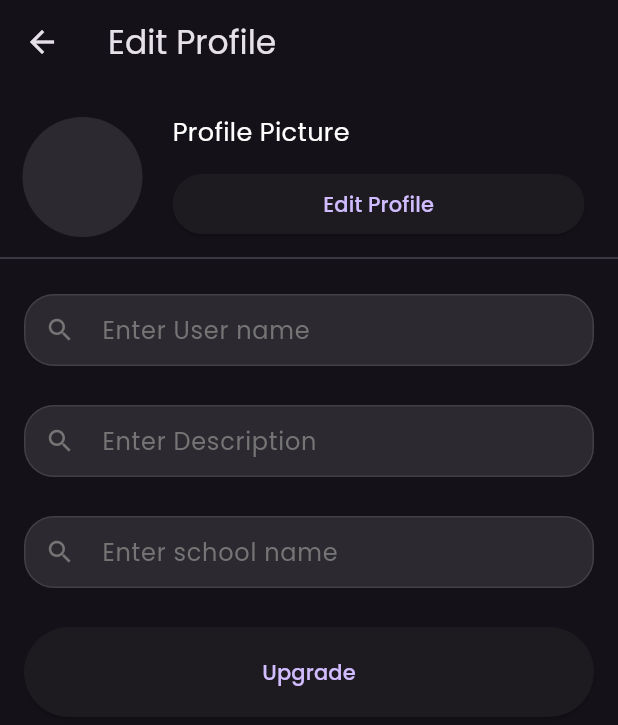
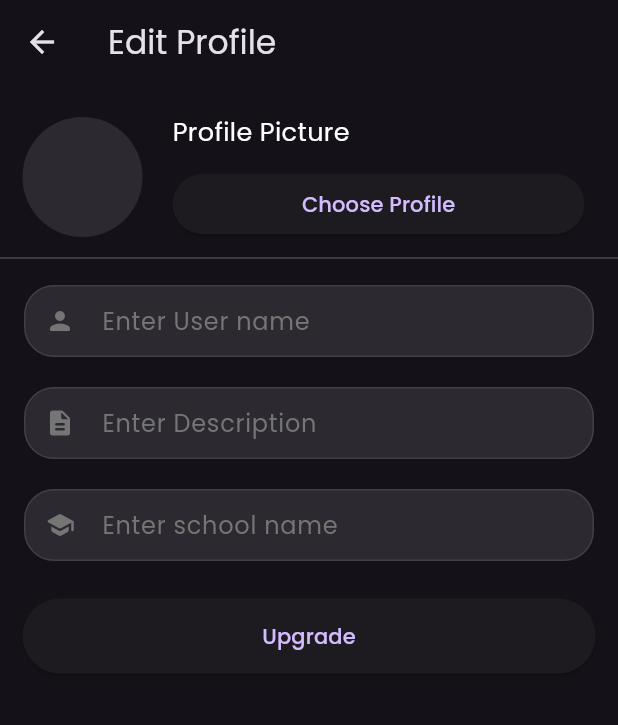
Before and after one commit to yasindu10/Group-Chat-Project, a Flutter app: the screen it shows after launch, item 3 of the bottom bar chosen, after a tap on the "edit" icon, on a phone screen of 412 x 824 dp. Shown: the top 725 px of the screen. Run offline on Flutter 3.47's test engine with Material 3 defaults, Android fonts, the phone set to English and light mode, and no system bars; our stand-ins replace gap, google_fonts, google_nav_bar; network calls fail.

Commit message:
change some components

```diff
--- a/lib/components/bottom_bavbar.dart
+++ b/lib/components/bottom_bavbar.dart
@@ -10,7 +10,6 @@ class CustomBottomNavbar extends StatelessWidget {
   Widget build(BuildContext context) {
     return GNav(
       onTabChange: onChanged,
-      hoverColor: Colors.white10,
       color: Colors.white,
       tabBackgroundColor: Colors.white10,
       tabBorderRadius: 15,
--- a/lib/components/custom_text_fields.dart
+++ b/lib/components/custom_text_fields.dart
@@ -5,22 +5,24 @@ class DefaultTextField extends StatelessWidget {
     super.key,
     required this.title,
     required this.controller,
+    required this.icon,
   });
 
   final String title;
   final TextEditingController controller;
+  final IconData icon;
 
   @override
   Widget build(BuildContext context) {
     return Padding(
-      padding: const EdgeInsets.only(top: 16, left: 16, right: 16),
+      padding: const EdgeInsets.only(top: 10, left: 16, right: 16),
       child: TextField(
         controller: controller,
         decoration: InputDecoration(
           hintText: title,
           hintStyle: TextStyle(color: Colors.grey.shade600),
           prefixIcon: Icon(
-            Icons.search,
+            icon,
             color: Colors.grey.shade600,
             size: 20,
           ),
@@ -59,6 +61,9 @@ class MemberSearchField extends StatelessWidget {
         height: 40,
         child: TextField(
           controller: controller,
+          style: TextStyle(
+            fontSize: 15,
+          ),
           decoration: InputDecoration(
             hintText: title,
             hintStyle: TextStyle(
--- a/lib/components/message_tile.dart
+++ b/lib/components/message_tile.dart
@@ -36,7 +36,8 @@ class MessageTile extends StatelessWidget {
                   ? Text(
                       name,
                       style: const TextStyle(
-                        fontSize: 13,
+                        fontSize: 13.5,
+                        color: Color.fromARGB(255, 208, 209, 209),
                       ),
                     )
                   : const SizedBox(),
--- a/lib/components/user_tile.dart
+++ b/lib/components/user_tile.dart
@@ -1,4 +1,5 @@
 import 'package:flutter/material.dart';
+import 'package:project_incognito/constants/example.dart';
 import 'package:project_incognito/pages/profile_page.dart';
 
 class UserTile extends StatelessWidget {
@@ -26,6 +27,7 @@ class UserTile extends StatelessWidget {
       ),
       leading: const CircleAvatar(
         backgroundColor: Colors.white10,
+        backgroundImage: NetworkImage(myImage),
       ),
       title: Text(name),
       subtitle: Text(school),
--- /dev/null
+++ b/lib/constants/example.dart
@@ -0,0 +1 @@
+const String myImage = "https://avatars.githubusercontent.com/u/94032631?v=4";
--- a/lib/main.dart
+++ b/lib/main.dart
@@ -1,5 +1,6 @@
 import 'package:flutter/material.dart';
 import 'package:google_fonts/google_fonts.dart';
+import 'package:project_incognito/constants/example.dart';
 import 'package:project_incognito/pages/home_page.dart';
 import 'package:project_incognito/pages/profile_page.dart';
 import 'package:project_incognito/pages/profile_update_page.dart';
@@ -82,7 +83,8 @@ class _MyAppState extends State<MyApp> {
               : Container(
                   margin: const EdgeInsets.symmetric(horizontal: 17),
                   child: const CircleAvatar(
-                    backgroundColor: Colors.white10,
+                    // backgroundColor: Colors.white10,
+                    backgroundImage: NetworkImage(myImage),
                   ),
                 )
         ],
--- a/lib/pages/profile_page.dart
+++ b/lib/pages/profile_page.dart
@@ -1,4 +1,5 @@
 import 'package:flutter/material.dart';
+import 'package:project_incognito/constants/example.dart';
 
 class ProfilePage extends StatefulWidget {
   const ProfilePage({
@@ -22,13 +23,19 @@ class _ProfilePageState extends State<ProfilePage> {
               title: const Text('Profile'),
             ),
       body: ListView(
-        children: const [
-          Divider(),
+        children: [
+          const Divider(),
           ListTile(
-            contentPadding: EdgeInsets.symmetric(horizontal: 0),
-            leading: CircleAvatar(
-              radius: 40,
-              backgroundColor: Colors.white10,
+            contentPadding: const EdgeInsets.symmetric(horizontal: 10),
+            leading: Padding(
+              padding: const EdgeInsets.symmetric(horizontal: 10),
+              child: ClipRRect(
+                borderRadius: BorderRadius.circular(20),
+                child: Image.network(
+                  myImage,
+                  width: 45,
+                ),
+              ),
             ),
             title: Text('Yasindu Samarasinge'),
             subtitle: Text('yasindusamarasinghe10@gmail.com'),
--- a/lib/pages/profile_update_page.dart
+++ b/lib/pages/profile_update_page.dart
@@ -42,7 +42,7 @@ class _ProfileEditPageState extends State<ProfileEditPage> {
                     width: size.width / 1.5,
                     child: ElevatedButton(
                       onPressed: () {},
-                      child: const Text('Edit Profile'),
+                      child: const Text('Choose Profile'),
                     ),
                   )
                 ],
@@ -54,23 +54,26 @@ class _ProfileEditPageState extends State<ProfileEditPage> {
           DefaultTextField(
             title: 'Enter User name',
             controller: TextEditingController(),
+            icon: Icons.person_rounded,
           ),
           const Gap(10),
           DefaultTextField(
             title: 'Enter Description',
             controller: TextEditingController(),
+            icon: Icons.description_rounded,
           ),
           const Gap(10),
           DefaultTextField(
             title: 'Enter school name',
             controller: TextEditingController(),
+            icon: Icons.school_rounded,
           ),
           const Gap(10),
           Padding(
-            padding: const EdgeInsets.only(top: 16, left: 16, right: 16),
+            padding: const EdgeInsets.only(top: 15, left: 15, right: 15),
             child: ElevatedButton(
               style: ElevatedButton.styleFrom(
-                  padding: const EdgeInsets.symmetric(vertical: 20)),
+                  padding: const EdgeInsets.symmetric(vertical: 15)),
               onPressed: () {},
               child: const Text('Upgrade'),
             ),
```
Also changed, not shown: lib/components/member_tile.dart (+9 -3 lines), lib/pages/chat_page.dart (+5 -5 lines), lib/pages/group_detail_page.dart (+11 -6 lines), lib/pages/search_page.dart (+8 -2 lines), 1 other file.
